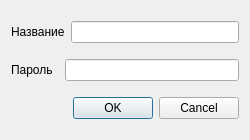
Qt form ui/newkeepass.ui (zip94061/usermanager) before a commit.
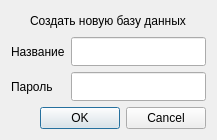
The same form after that commit.

```diff
--- a/ui/newkeepass.ui
+++ b/ui/newkeepass.ui
@@ -6,7 +6,7 @@
    <rect>
     <x>0</x>
     <y>0</y>
-    <width>250</width>
+    <width>217</width>
     <height>140</height>
    </rect>
   </property>
@@ -20,6 +20,13 @@
    <string>Keepass +</string>
   </property>
   <layout class="QVBoxLayout" name="verticalLayout">
+   <item alignment="Qt::AlignmentFlag::AlignHCenter">
+    <widget class="QLabel" name="label_3">
+     <property name="text">
+      <string>Создать новую базу данных</string>
+     </property>
+    </widget>
+   </item>
    <item>
     <layout class="QHBoxLayout" name="horizontalLayout">
      <item>
@@ -31,10 +38,16 @@
      </item>
      <item>
       <widget class="QLineEdit" name="lineEdit">
+       <property name="minimumSize">
+        <size>
+         <width>135</width>
+         <height>29</height>
+        </size>
+       </property>
        <property name="maximumSize">
         <size>
-         <width>1000</width>
-         <height>16777215</height>
+         <width>135</width>
+         <height>29</height>
         </size>
        </property>
       </widget>
@@ -50,22 +63,18 @@
        </property>
       </widget>
      </item>
-     <item>
-      <widget class="QFrame" name="frame">
-       <property name="frameShape">
-        <enum>QFrame::Shape::StyledPanel</enum>
-       </property>
-       <property name="frameShadow">
-        <enum>QFrame::Shadow::Raised</enum>
-       </property>
-      </widget>
-     </item>
      <item>
       <widget class="QLineEdit" name="lineEdit_2">
+       <property name="minimumSize">
+        <size>
+         <width>135</width>
+         <height>29</height>
+        </size>
+       </property>
        <property name="maximumSize">
         <size>
-         <width>1000</width>
-         <height>16777215</height>
+         <width>135</width>
+         <height>29</height>
         </size>
        </property>
       </widget>
```
